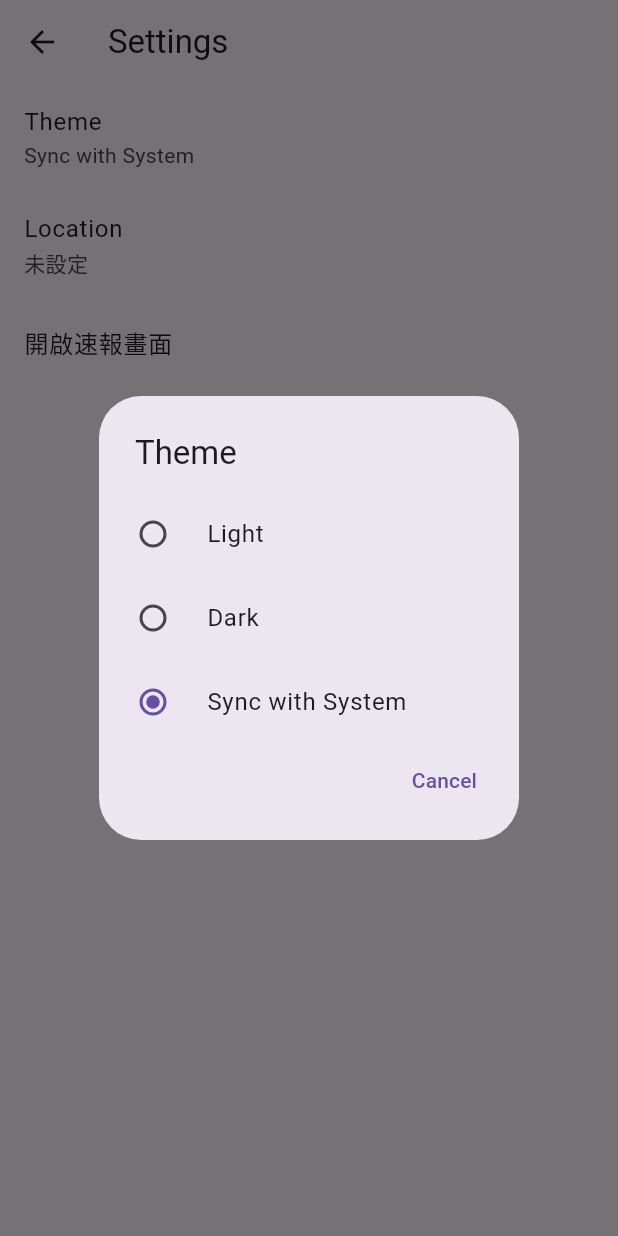
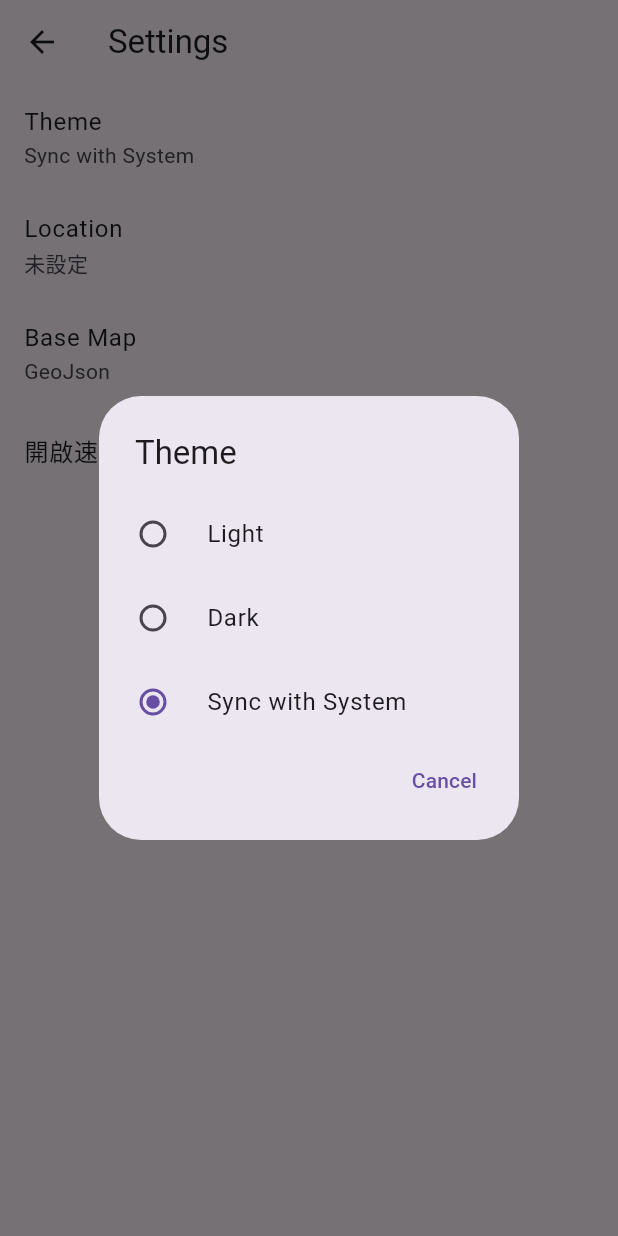
Before and after one commit to kamiya10/pocket_quake, a Flutter app: the Settings screen opened directly, after a tap on "Theme", on a phone screen of 412 x 824 dp. Run offline on Flutter 3.47's test engine with Material 3 defaults, Android fonts, the light colour scheme and no system bars; drawn by our look-alikes of dynamic_color; our stand-ins replace flutter_map, latlong2, material_symbols_icons, shared_preferences; missing offline and left inert: flutter_map_geojson, simplify; accounts and stored records are empty; generated files the repository leaves out were written again; network calls fail; statements that could not run were skipped.

Commit message:
base maps

```diff
--- a/lib/l10n/app_en.arb
+++ b/lib/l10n/app_en.arb
@@ -24,6 +24,10 @@
   "@settingsLocationTitle": {
     "description": "The title of location setting in settings view."
   },
+  "settingsBaseMapTitle": "Base Map",
+  "@settingsBaseMapTitle": {
+    "description": "The title of base map setting in settings view."
+  },
   "settingsLocationCityTitle": "City",
   "@settingsLocationCityTitle": {
     "description": "The title of city setting in location settings view."
@@ -43,6 +47,26 @@
   "themeOptionSystem": "Sync with System",
   "@themeOptionSystem": {
     "description": "System Theme Option"
+  },
+  "mapBaseOptionGeojson": "GeoJson",
+  "@mapBaseOptionGeojson": {
+    "description": "Base Map Option"
+  },
+  "mapBaseOptionGoogleMap": "Google Map",
+  "@mapBaseOptionMap": {
+    "description": "Base Map Option"
+  },
+  "mapBaseOptionGoogleTrain": "Google Train Map",
+  "@mapBaseOptionTrain": {
+    "description": "Base Map Option"
+  },
+  "mapBaseOptionGoogleSatellite": "Google Satellite Map",
+  "@mapBaseOptionSatellite": {
+    "description": "Base Map Option"
+  },
+  "mapBaseOptionOpenStreetMap": "OpenStreetMap",
+  "@mapBaseOptionOpenStreetMap": {
+    "description": "Base Map Option"
   },
   "locationNone": "Location hasn't been set yet",
   "@locationNone": {
--- a/lib/l10n/app_ja.arb
+++ b/lib/l10n/app_ja.arb
@@ -6,12 +6,18 @@
   "viewSettings": "設定",
   "settingsThemeTitle": "テーマ",
   "settingsLocationTitle": "現在地",
+  "settingsBaseMapTitle": "ベースマップ",
   "settingsLocationCityTitle": "市",
   "settingsLocationTownTitle": "郡区",
   "locationNone": "現在地はまだ設定されていません",
   "themeOptionLight": "ライト",
   "themeOptionDark": "ダーク",
   "themeOptionSystem": "システムのデフォルト",
+  "mapBaseOptionGeojson": "GeoJson",
+  "mapBaseOptionGoogleMap": "Google マップ",
+  "mapBaseOptionGoogleTrain": "Google マップ（路線付き）",
+  "mapBaseOptionGoogleSatellite": "Google マップ（航空写真）",
+  "mapBaseOptionOpenStreetMap": "OpenStreetMap",
   "reportNumbered": "第 {reportNumber} 号",
   "reportUnnumbered": "局地的な地震",
   "reportCardMagnitude": "マグニチュード {reportMagnitude}",
--- a/lib/l10n/app_zh.arb
+++ b/lib/l10n/app_zh.arb
@@ -6,12 +6,18 @@
   "viewSettings": "設定",
   "settingsThemeTitle": "主題",
   "settingsLocationTitle": "所在地",
+  "settingsBaseMapTitle": "地圖",
   "settingsLocationCityTitle": "縣市",
   "settingsLocationTownTitle": "鄉鎮",
   "locationNone": "尚未設定",
   "themeOptionLight": "淺色",
   "themeOptionDark": "深色",
   "themeOptionSystem": "跟隨系統主題",
+  "mapBaseOptionGeojson": "GeoJson",
+  "mapBaseOptionGoogleMap": "Google 地圖",
+  "mapBaseOptionGoogleTrain": "Google 地圖（大眾運輸）",
+  "mapBaseOptionGoogleSatellite": "Google 地圖（衛星）",
+  "mapBaseOptionOpenStreetMap": "OpenStreetMap",
   "reportNumbered": "編號 {reportNumber}",
   "reportUnnumbered": "小地區有感地震",
   "reportCardMagnitude": "芮氏規模 {reportMagnitude}",
--- a/lib/l10n/app_zh_hant_tw.arb
+++ b/lib/l10n/app_zh_hant_tw.arb
@@ -6,12 +6,18 @@
   "viewSettings": "設定",
   "settingsThemeTitle": "主題",
   "settingsLocationTitle": "所在地",
+  "settingsBaseMapTitle": "地圖",
   "settingsLocationCityTitle": "縣市",
   "settingsLocationTownTitle": "鄉鎮",
   "locationNone": "尚未設定",
   "themeOptionLight": "淺色",
   "themeOptionDark": "深色",
   "themeOptionSystem": "跟隨系統主題",
+  "mapBaseOptionGeojson": "GeoJson",
+  "mapBaseOptionGoogleMap": "Google 地圖",
+  "mapBaseOptionGoogleTrain": "Google 地圖（大眾運輸）",
+  "mapBaseOptionGoogleSatellite": "Google 地圖（衛星）",
+  "mapBaseOptionOpenStreetMap": "OpenStreetMap",
   "reportNumbered": "編號 {reportNumber}",
   "reportUnnumbered": "小地區有感地震",
   "reportCardMagnitude": "芮氏規模 {reportMagnitude}",
--- a/lib/view/settings.dart
+++ b/lib/view/settings.dart
@@ -1,7 +1,7 @@
 import 'package:flutter/material.dart';
-import 'package:flutter_gen/gen_l10n/app_localizations.dart';
 import 'package:pocket_quake/globals.dart';
 import 'package:pocket_quake/main.dart';
+import 'package:pocket_quake/utils/extensions.dart';
 import 'package:pocket_quake/view/earthquake/eew_route.dart';
 import 'package:pocket_quake/view/settings/location_setting_route.dart';
 
@@ -14,68 +14,53 @@ class Settings extends StatefulWidget {
 
 class _SettingsState extends State<Settings> {
   String _theme = Global.preference.getString("theme") ?? "system";
+  String _mapBase = Global.preference.getString("base_map") ?? "geojson";
   String _location = Global.preference.getString("location") ?? "";
 
   @override
   Widget build(BuildContext context) {
+    final themeOptions = {
+      "light": context.l10n.themeOptionLight,
+      "dark": context.l10n.themeOptionDark,
+      "system": context.l10n.themeOptionSystem,
+    };
+
+    final baseMapOptions = {
+      "geojson": context.l10n.mapBaseOptionGeojson,
+      "googlemap": context.l10n.mapBaseOptionGoogleMap,
+      "googletrain": context.l10n.mapBaseOptionGoogleTrain,
+      "googlesatellite": context.l10n.mapBaseOptionGoogleSatellite,
+      "openstreetmap": context.l10n.mapBaseOptionOpenStreetMap
+    };
+
     return Scaffold(
         appBar: AppBar(
-          title: Text(AppLocalizations.of(context)!.viewSettings),
+          title: Text(context.l10n.viewSettings),
         ),
         body: ListView(
           children: [
             ListTile(
-              title: Text(AppLocalizations.of(context)!.settingsThemeTitle),
-              subtitle: Text({
-                "light": AppLocalizations.of(context)!.themeOptionLight,
-                "dark": AppLocalizations.of(context)!.themeOptionDark,
-                "system": AppLocalizations.of(context)!.themeOptionSystem
-              }[_theme]!),
+              title: Text(context.l10n.settingsThemeTitle),
+              subtitle: Text(themeOptions[_theme]!),
               onTap: () => showDialog<String>(
                 context: context,
                 builder: (BuildContext context) => SimpleDialog(
-                    title:
-                        Text(AppLocalizations.of(context)!.settingsThemeTitle),
+                    title: Text(context.l10n.settingsThemeTitle),
                     children: [
-                      RadioListTile(
-                          value: "light",
+                      ...themeOptions.entries.map((e) => RadioListTile(
+                          value: e.key,
                           groupValue: _theme,
-                          title: Text(
-                              AppLocalizations.of(context)!.themeOptionLight),
+                          title: Text(e.value),
                           onChanged: (value) {
-                            setState(() {
-                              _theme = value!;
-                              Global.preference.setString("theme", value);
-                              MainApp.of(context)!.changeTheme(_theme);
-                              Navigator.pop(context);
-                            });
-                          }),
-                      RadioListTile(
-                          value: "dark",
-                          groupValue: _theme,
-                          title: Text(
-                              AppLocalizations.of(context)!.themeOptionDark),
-                          onChanged: (value) {
-                            setState(() {
-                              _theme = value!;
-                              Global.preference.setString("theme", value);
-                              MainApp.of(context)!.changeTheme(_theme);
-                              Navigator.pop(context);
-                            });
-                          }),
-                      RadioListTile(
-                          value: "system",
-                          groupValue: _theme,
-                          title: Text(
-                              AppLocalizations.of(context)!.themeOptionSystem),
-                          onChanged: (value) {
-                            setState(() {
-                              _theme = value!;
-                              Global.preference.setString("theme", value);
-                              MainApp.of(context)!.changeTheme(_theme);
-                              Navigator.pop(context);
-                            });
-                          }),
+                            if (value != null) {
+                              setState(() {
+                                _theme = value;
+                                Global.preference.setString("theme", value);
+                                MainApp.of(context)!.changeTheme(_theme);
+                                Navigator.pop(context);
+                              });
+                            }
+                          })),
                       Padding(
                           padding: const EdgeInsets.symmetric(horizontal: 16.0),
                           child: Row(
@@ -83,15 +68,14 @@ class _SettingsState extends State<Settings> {
                             children: [
                               TextButton(
                                   onPressed: () => Navigator.pop(context),
-                                  child: Text(AppLocalizations.of(context)!
-                                      .buttonCancel))
+                                  child: Text(context.l10n.buttonCancel))
                             ],
                           ))
                     ]),
               ),
             ),
             ListTile(
-              title: Text(AppLocalizations.of(context)!.settingsLocationTitle),
+              title: Text(context.l10n.settingsLocationTitle),
               subtitle: Text(_location.isNotEmpty
                   ? "${Global.location[_location]?.city} ${Global.location[_location]?.town}"
                   : "未設定"),
@@ -108,6 +92,40 @@ class _SettingsState extends State<Settings> {
               },
             ),
             ListTile(
+              title: Text(context.l10n.settingsBaseMapTitle),
+              subtitle: Text(baseMapOptions[_mapBase]!),
+              onTap: () => showDialog<String>(
+                context: context,
+                builder: (BuildContext context) => SimpleDialog(
+                    title: Text(context.l10n.settingsBaseMapTitle),
+                    children: [
+                      ...baseMapOptions.entries.map((e) => RadioListTile(
+                          value: e.key,
+                          groupValue: _mapBase,
+                          title: Text(e.value),
+                          onChanged: (value) {
+                            if (value != null) {
+                              setState(() {
+                                _mapBase = value;
+                                Global.preference.setString("base_map", value);
+                                Navigator.pop(context);
+                              });
+                            }
+                          })),
+                      Padding(
+                          padding: const EdgeInsets.symmetric(horizontal: 16.0),
+                          child: Row(
+                            mainAxisAlignment: MainAxisAlignment.end,
+                            children: [
+                              TextButton(
+                                  onPressed: () => Navigator.pop(context),
+                                  child: Text(context.l10n.buttonCancel))
+                            ],
+                          ))
+                    ]),
+              ),
+            ),
+            ListTile(
               title: const Text("開啟速報畫面"),
               onTap: () async {
                 await Navigator.push(
```
Also changed, not shown: lib/utils/extensions.dart (added, +8 -0 lines), lib/view/earthquake/report_detail_route.dart (+23 -5 lines).
